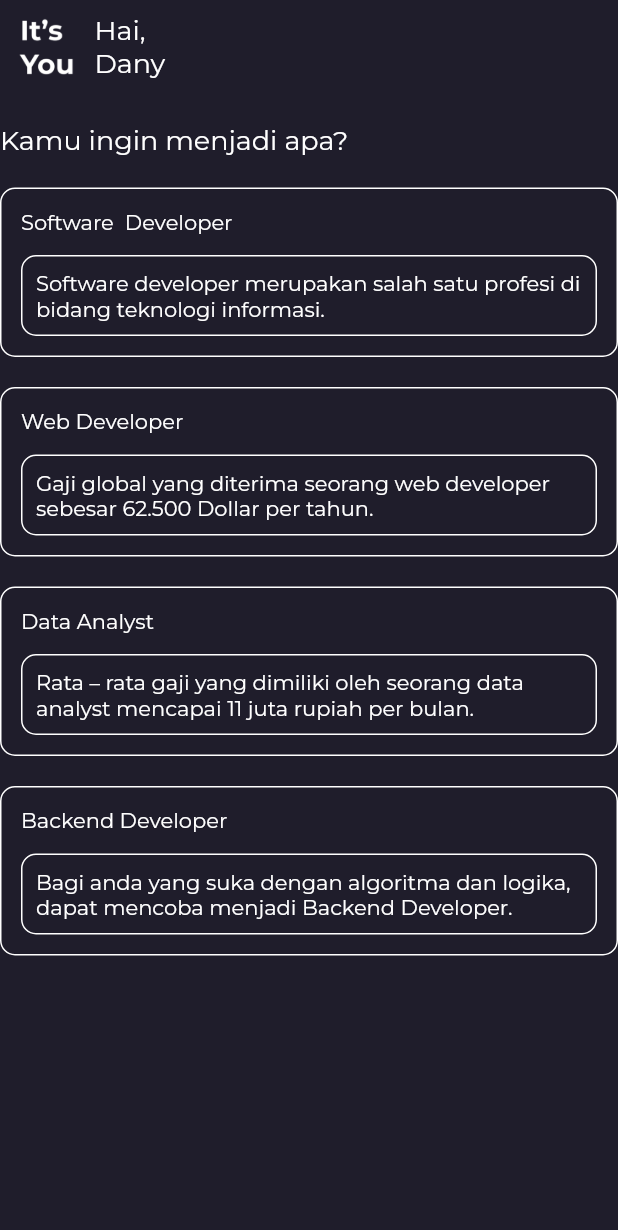
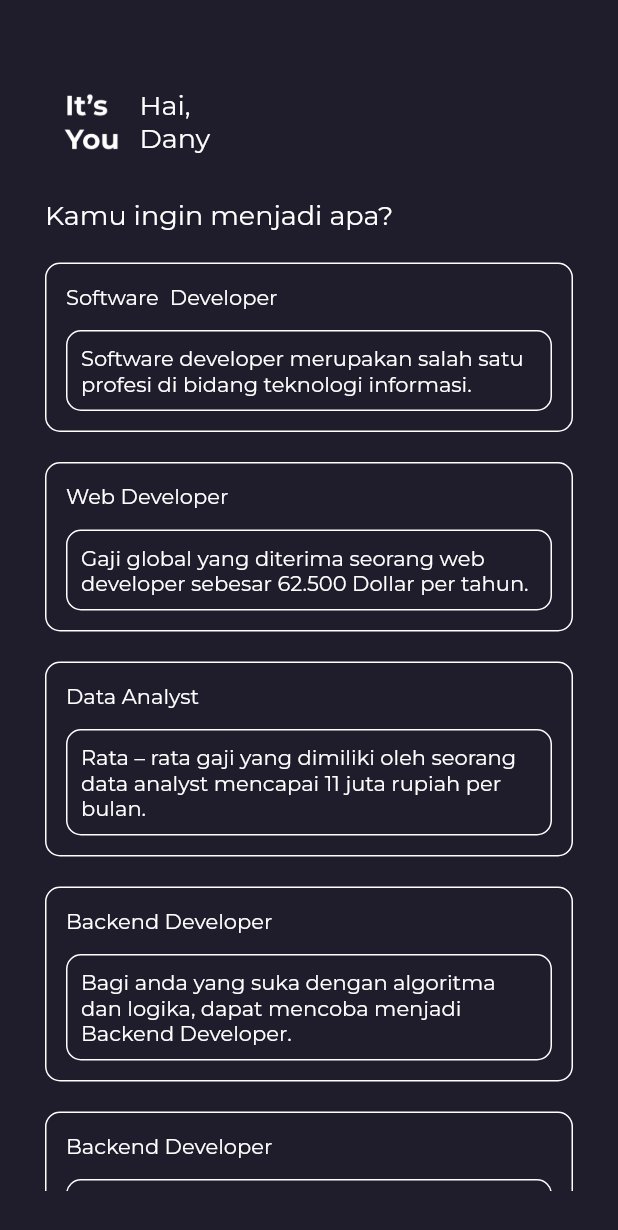
Before and after one commit to danyriansyah/itsyou, a Flutter app: the screen it shows after launch, after a tap on "Bertualang", after a tap on "Simpan", on a phone screen of 412 x 824 dp. Shown: the top 1230 px of the screen. Run offline on Flutter 3.47's test engine with Material 2 defaults, Android fonts, the phone set to English and light mode, and no system bars; our stand-ins replace google_fonts, lottie; network calls fail.

Commit message:
update url_

```diff
--- a/itsyou/lib/pages/home.dart
+++ b/itsyou/lib/pages/home.dart
@@ -44,11 +44,6 @@ class _homePageState extends State<homePage> {
             border: Border.all(color: primaryColor),
           ),
           child: TextButton(
-            style: TextButton.styleFrom(
-              shape: RoundedRectangleBorder(
-                borderRadius: BorderRadius.circular(200),
-              ),
-            ),
             onPressed: () {
               Navigator.pushNamed(context, '/list-page');
             },
@@ -84,12 +79,17 @@ class _homePageState extends State<homePage> {
   @override
   Widget build(BuildContext context) {
     return MaterialApp(
-      home: SafeArea(
-        child: Scaffold(
+      home: Scaffold(
         backgroundColor: backgroundColor,
-          body: Column(
+        body: Container(
+          padding: EdgeInsets.all(30),
+          child: SingleChildScrollView(
+            child: Column(
               crossAxisAlignment: CrossAxisAlignment.start,
               children: [
+                SizedBox(
+                  height: 20,
+                ),
                 headerHome('Dany'),
                 SizedBox(
                   height: 20,
@@ -117,7 +117,20 @@ class _homePageState extends State<homePage> {
                   'Backend Developer',
                   'Bagi anda yang suka dengan algoritma dan logika, dapat mencoba menjadi Backend Developer.',
                 ),
+                list(
+                  'Backend Developer',
+                  'Bagi anda yang suka dengan algoritma dan logika, dapat mencoba menjadi Backend Developer.',
+                ),
+                list(
+                  'Backend Developer',
+                  'Bagi anda yang suka dengan algoritma dan logika, dapat mencoba menjadi Backend Developer.',
+                ),
+                list(
+                  'Backend Developer',
+                  'Bagi anda yang suka dengan algoritma dan logika, dapat mencoba menjadi Backend Developer.',
+                ),
               ],
+            ),
           ),
         ),
       ),
--- a/itsyou/lib/pages/sign_in.dart
+++ b/itsyou/lib/pages/sign_in.dart
@@ -15,7 +15,7 @@ class _SignInState extends State<SignIn> {
     return SafeArea(
       child: Padding(
         padding: const EdgeInsets.only(
-          top: 100,
+          top: 70,
           left: 30,
           right: 30,
         ),
@@ -31,10 +31,10 @@ class _SignInState extends State<SignIn> {
             SizedBox(
               height: 10,
             ),
-            Text(
-              'Buat Username',
-              style: primaryTextStyle,
-            ),
+            // Text(
+            //   'Buat Username',
+            //   style: primaryTextStyle,
+            // ),
             SizedBox(
               height: 20,
             ),
@@ -63,7 +63,6 @@ class _SignInState extends State<SignIn> {
         width: 90,
         height: 90,
         padding: EdgeInsets.all(5),
-        margin: EdgeInsets.all(5),
         decoration: BoxDecoration(
           borderRadius: BorderRadius.circular(10),
           border: Border.all(
@@ -127,23 +126,28 @@ class _SignInState extends State<SignIn> {
       home: Scaffold(
         backgroundColor: backgroundColor,
         body: SingleChildScrollView(
+          child: Container(
+            padding: EdgeInsets.all(30),
             child: Column(
               children: [
                 header(),
                 Row(
+                  mainAxisAlignment: MainAxisAlignment.spaceBetween,
                   children: [
                     option(0, 'Bertualang ', 'assets/logo.png'),
                     option(1, 'Bermain Game', 'assets/logo.png'),
                     option(2, 'Menggambar', 'assets/logo.png'),
-                  option(3, 'Bernyanyi', 'assets/logo.png'),
                   ],
                 ),
+                SizedBox(
+                  height: 10,
+                ),
                 Row(
+                  mainAxisAlignment: MainAxisAlignment.spaceBetween,
                   children: [
                     option(4, 'Bertualang ', 'assets/logo.png'),
                     option(5, 'Bermain Game', 'assets/logo.png'),
                     option(6, 'Menggambar', 'assets/logo.png'),
-                  option(7, 'Bernyanyi', 'assets/logo.png'),
                   ],
                 ),
                 SizedBox(
@@ -154,6 +158,7 @@ class _SignInState extends State<SignIn> {
             ),
           ),
         ),
+      ),
     );
   }
 }
--- a/itsyou/lib/pages/splash_page.dart
+++ b/itsyou/lib/pages/splash_page.dart
@@ -2,6 +2,7 @@ import 'dart:async';
 
 import 'package:flutter/material.dart';
 import 'package:itsyou/theme.dart';
+import 'package:lottie/lottie.dart';
 
 class SplashPage extends StatefulWidget {
   const SplashPage({Key? key}) : super(key: key);
@@ -28,7 +29,13 @@ class _SplashPageState extends State<SplashPage> {
     return Scaffold(
       backgroundColor: backgroundColor,
       body: Center(
-          child: Container(
+          child: Column(
+        // mainAxisAlignment: MainAxisAlignment.center,
+        children: [
+          SizedBox(
+            height: 300,
+          ),
+          Container(
             width: 150,
             height: 150,
             decoration: BoxDecoration(
@@ -36,7 +43,13 @@ class _SplashPageState extends State<SplashPage> {
                 image: AssetImage(
                   'assets/logo.png',
                 ),
-        )),
+              ),
+            ),
+          ),
+          Lottie.network(
+            'https://assets8.lottiefiles.com/packages/lf20_QUbOiL.json',
+          ),
+        ],
       )),
     );
   }
--- a/itsyou/lib/theme.dart
+++ b/itsyou/lib/theme.dart
@@ -29,6 +29,12 @@ TextStyle secondaryTextStyle = GoogleFonts.montserrat(
   fontWeight: regular,
 );
 
+TextStyle decsPlatformTextStyle = GoogleFonts.montserrat(
+  color: primaryColor,
+  fontSize: 12,
+  fontWeight: regular,
+);
+
 TextStyle titleTextStyle = GoogleFonts.montserrat(
   color: primaryColor,
   fontSize: 18,
--- a/itsyou/pubspec.yaml
+++ b/itsyou/pubspec.yaml
@@ -35,6 +35,8 @@ dependencies:
   # Use with the CupertinoIcons class for iOS style icons.
   cupertino_icons: ^1.0.2
   google_fonts: ^2.2.0
+  url_launcher: ^6.0.18
+  lottie: ^1.2.1
 
 dev_dependencies:
   flutter_test:
```
Also changed, not shown: itsyou/lib/pages/list_page.dart (+79 -4 lines), itsyou/pubspec.lock, 2 other files. Lines whose indentation alone changed are shown as unchanged.
